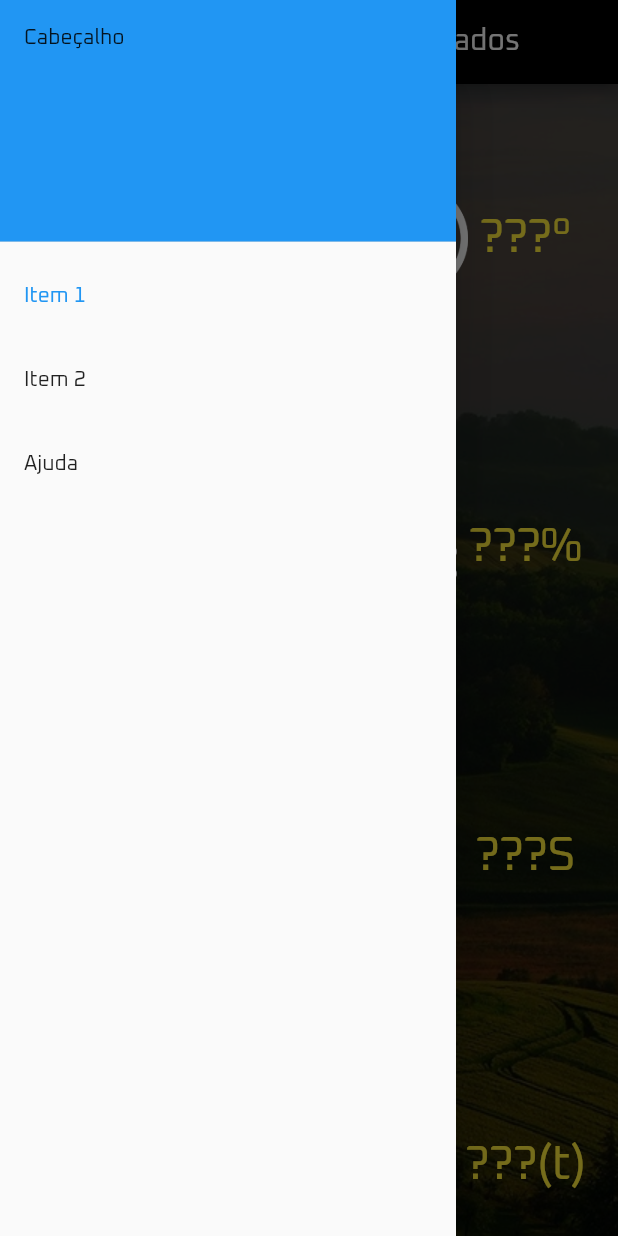
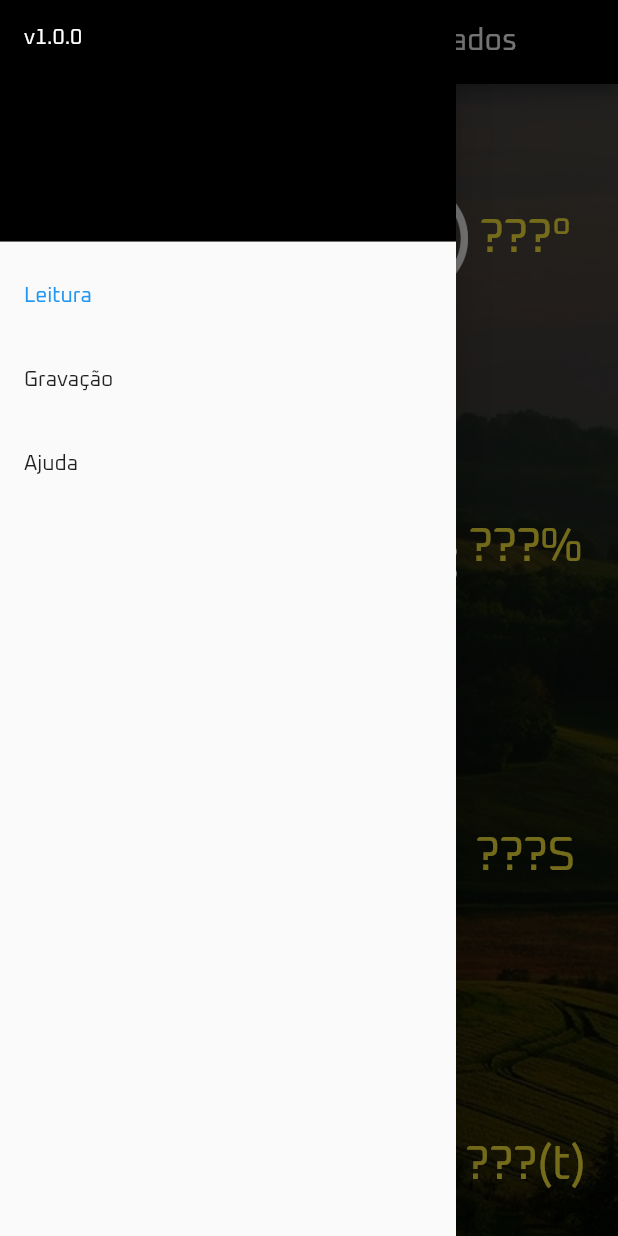
Before and after one commit to alcidesmig/tt2-fapesp-app, a Flutter app: the screen it shows after launch, with the side drawer open, on a phone screen of 412 x 824 dp. Run offline on Flutter 3.47's test engine with Material 2 defaults, Android fonts, the phone set to English and light mode, and no system bars; network calls fail.

Commit message:
Alteração no menu

```diff
--- a/lib/main.dart
+++ b/lib/main.dart
@@ -10,7 +10,7 @@ import './write.dart';
 import './help.dart';
 
 void main() => runApp(MyApp());
-//TODO: fonte
+
 class MyApp extends StatelessWidget {
   @override
   Widget build(BuildContext context) {
@@ -20,7 +20,7 @@ class MyApp extends StatelessWidget {
       theme: ThemeData(
         primaryColor: Colors.black, fontFamily: 'Oxanium'
       ),
-      home: MyHomePage(title: 'Drone - Visualização de dados'),
+      home: MyHomePage(title: 'Drone - visualização de dados'),
     );
   }
 }
@@ -48,20 +48,20 @@ class _MyHomePageState extends State<MyHomePage> {
           padding: EdgeInsets.zero,
           children: <Widget>[
             DrawerHeader(
-              child: Text('Cabeçalho'),
+              child: Text('v1.0.0', style: TextStyle(color: Colors.white)),
               decoration: BoxDecoration(
-                color: Colors.blue,
+                color: Colors.black,
               ),
             ),
             ListTile(
-              title: Text('Item 1'),
+              title: Text('Leitura'),
               selected: 0 == _selectedIndex,
               onTap: () {
                 _onSelectItem(0);
               },
             ),
             ListTile(
-              title: Text('Item 2'),
+              title: Text('Gravação'),
               selected: 1 == _selectedIndex,
               onTap: () {
                 _onSelectItem(1);
```
